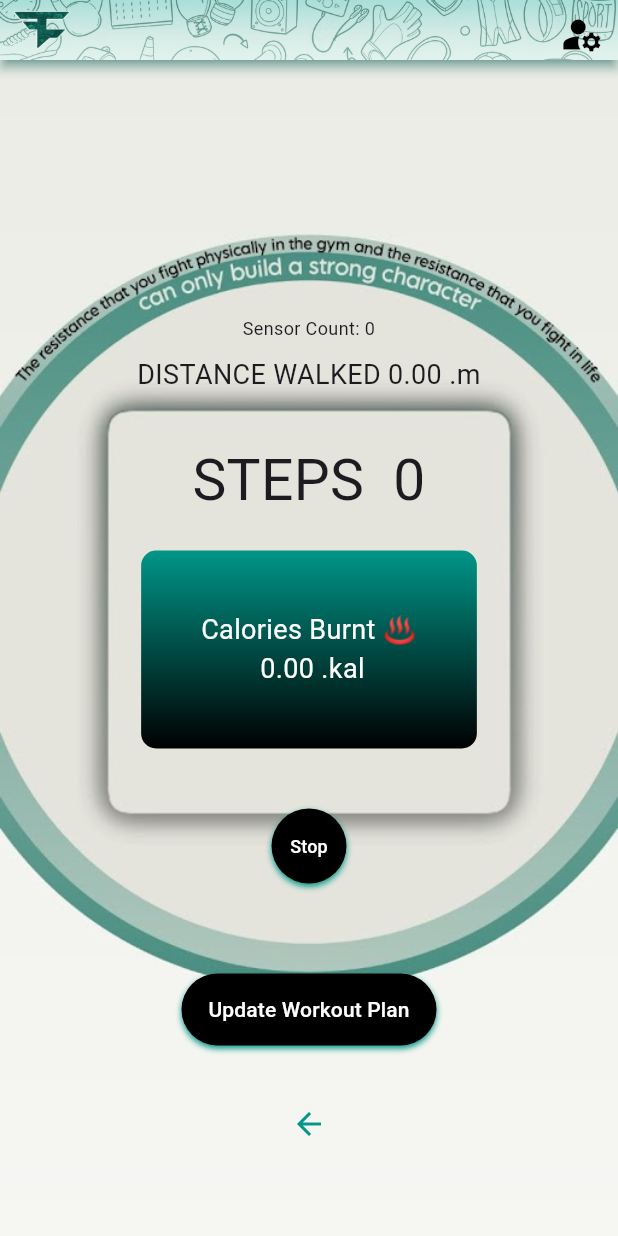
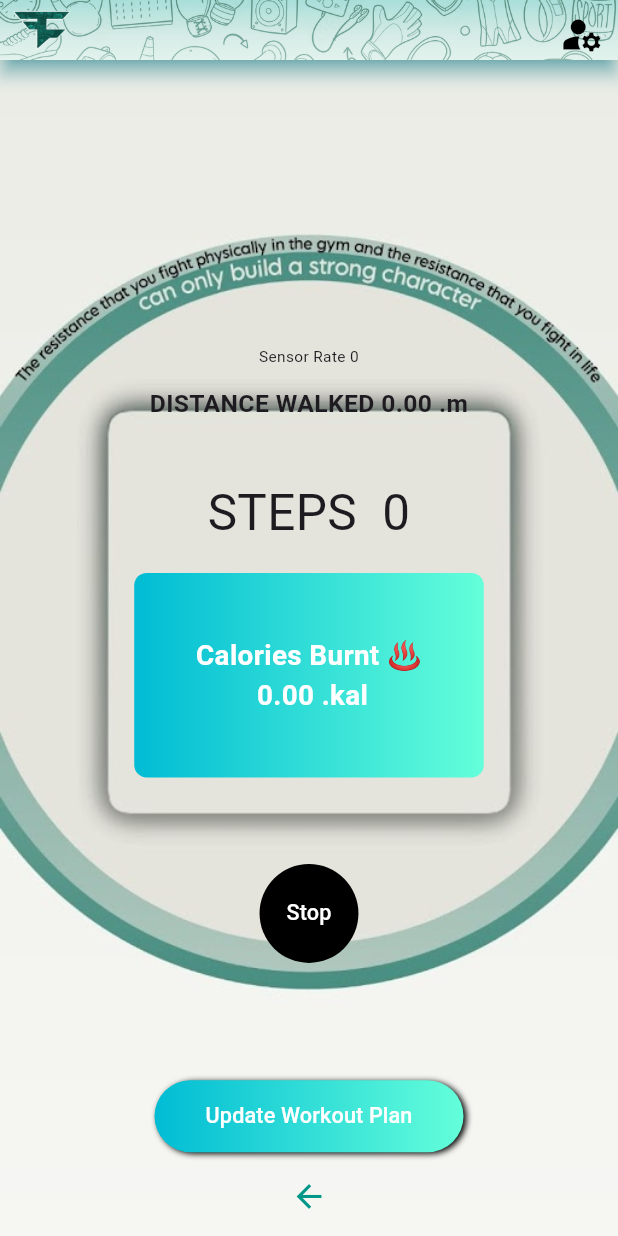
Before and after one commit to SDGP-93/FitFlow, a Flutter app: the StepCountPage screen opened directly, on a phone screen of 412 x 824 dp. Run offline on Flutter 3.47's test engine with Material 3 defaults, Android fonts, the phone set to English and light mode, and no system bars; our stand-ins replace cloud_firestore, firebase_auth, firebase_core, fl_chart, geolocator, sensors; accounts and stored records are empty.

Commit message:
bugs resolved

```diff
--- a/lib/Screens/common_navbar.dart
+++ b/lib/Screens/common_navbar.dart
@@ -26,8 +26,8 @@ class CommonNavBar extends StatelessWidget implements PreferredSizeWidget {
         backgroundColor: Colors.transparent,
         appBar: AppBar(
           backgroundColor: Colors.teal.withOpacity(0.5),
-          elevation: 3,
-          shadowColor: Colors.teal,
+          elevation: 5,
+          shadowColor: Colors.cyan,
           toolbarHeight: 40,
           leading: Padding(
             padding: const EdgeInsets.all(0.0),
--- a/lib/Screens/stepsCounter.dart
+++ b/lib/Screens/stepsCounter.dart
@@ -25,13 +25,12 @@ class _StepCountPageState extends State<StepCountPage> {
   bool _isListening = false;
   StreamSubscription<AccelerometerEvent>? _accelerometerSubscription;
   List<double> _accelerometerValues = [0, 0, 0];
+  double _screenWidth = 0.0;
 
   @override
   void initState() {
     super.initState();
-    // Load stored data from Firestore
     _loadStoredData();
-    // Start listening for accelerometer and GPS data
     _startListening();
   }
 
@@ -57,7 +56,6 @@ class _StepCountPageState extends State<StepCountPage> {
       }
     }
   }
-
 
   void _startListening() {
     _accelerometerSubscription = accelerometerEvents.listen((AccelerometerEvent event) {
@@ -97,7 +95,6 @@ class _StepCountPageState extends State<StepCountPage> {
       desiredAccuracy: LocationAccuracy.best,
       distanceFilter: 10, // meters
     ).listen((Position position) {
-      // You can calculate distance travelled here
       setState(() {
         _distanceTravelled = _distanceTravelled + position.speed! * 0.277778 * 10; // Speed * time interval (1 sec) * 10
       });
@@ -109,7 +106,6 @@ class _StepCountPageState extends State<StepCountPage> {
   }
 
   void _updateFirestore() {
-    // Update Firestore collection with user's data
     FirebaseFirestore.instance.collection('StepCount').doc(FirebaseAuth.instance.currentUser!.uid).set({
       'sensorCount': _stepCount,
       'distanceTravelled': _distanceTravelled,
@@ -120,6 +116,8 @@ class _StepCountPageState extends State<StepCountPage> {
 
   @override
   Widget build(BuildContext context) {
+    _screenWidth = MediaQuery.of(context).size.width;
+
     return Scaffold(
       resizeToAvoidBottomInset: false,
       extendBodyBehindAppBar: true,
@@ -132,76 +130,69 @@ class _StepCountPageState extends State<StepCountPage> {
           ),
         ),
         child: Padding(
-          padding: EdgeInsets.only(top: 210),
+          padding: EdgeInsets.only(top: 230),
           child: Center(
             child: Column(
               mainAxisAlignment: MainAxisAlignment.start,
               children: <Widget>[
                 Text(
-                  'Sensor Count: $_stepCount',
-                  style: TextStyle(fontSize: 12), // Small text
-                  textAlign: TextAlign.center, // Align center
+                  'Sensor Rate $_stepCount',
+                  style: TextStyle(fontSize: _screenWidth * 0.025), // Adjust text size based on screen width
+                  textAlign: TextAlign.center,
                 ),
-                SizedBox(height: 0),
+                SizedBox(height: _screenWidth * 0.01),
                 Container(
-                  padding: EdgeInsets.all(10),
+                  padding: EdgeInsets.all(_screenWidth * 0.02),
                   decoration: BoxDecoration(
-                    borderRadius: BorderRadius.circular(30),
+                    borderRadius: BorderRadius.circular(_screenWidth * 0.1),
                   ),
                   child: Text(
                     'DISTANCE WALKED ${_distanceTravelled.toStringAsFixed(2)} .m',
-                    style: TextStyle(fontSize: 18),
-                    textAlign: TextAlign.center, // Align center
+                    style: TextStyle(fontSize: _screenWidth * 0.040, fontWeight: FontWeight.bold),
+                    textAlign: TextAlign.center,
                   ),
                 ),
-                SizedBox(height: 20),
+                SizedBox(height: _screenWidth * 0.07),
                 Text(
                   'STEPS  ${calculateSteps(_distanceTravelled)}',
-                  style: TextStyle(fontSize: 38), // Big text
-                  textAlign: TextAlign.center, // Align center
+                  style: TextStyle(fontSize: _screenWidth * 0.08),
+                  textAlign: TextAlign.center,
                 ),
-                SizedBox(height: 20),
+                SizedBox(height: _screenWidth * 0.04),
                 Container(
-                  padding: EdgeInsets.all(40),
+                  padding: EdgeInsets.all(_screenWidth * 0.1),
                   decoration: BoxDecoration(
-                    borderRadius: BorderRadius.circular(10),
+                    borderRadius: BorderRadius.circular(_screenWidth * 0.02),
                     gradient: LinearGradient(
-                      colors: [Colors.teal, Colors.black],
-                      begin: Alignment.topLeft,
-                      end: Alignment.bottomLeft,
+                      colors: [Colors.cyan, Colors.tealAccent],
+                      begin: Alignment.bottomLeft,
+                      end: Alignment.bottomRight,
                     ),
                   ),
                   child: Text(
                     'Calories Burnt ♨️\n ${calculateCaloriesBurnt(calculateSteps(_distanceTravelled), _distanceTravelled).toStringAsFixed(2)} .kal',
-                    style: TextStyle(fontSize: 18,color: Colors.white),
-                    textAlign: TextAlign.center, // Align center
+                    style: TextStyle(fontSize: _screenWidth * 0.045, color: Colors.white, fontWeight: FontWeight.bold),
+                    textAlign: TextAlign.center,
                   ),
                 ),
-                SizedBox(height: 40),
+                SizedBox(height: _screenWidth * 0.14),
                 Container(
-                  width: 50,
-                  height: 50, // Ensure width and height are equal
+                  width: _screenWidth * 0.16,
+                  height: _screenWidth * 0.16,
                   decoration: BoxDecoration(
-                    borderRadius: BorderRadius.circular(85), // Half of the width/height
+                    borderRadius: BorderRadius.circular(_screenWidth * 0.17), // Make it a circle
                     gradient: LinearGradient(
                       colors: [Colors.black, Colors.black],
                       begin: Alignment.topLeft,
                       end: Alignment.bottomLeft,
                     ),
-                    boxShadow: [
-                      BoxShadow(
-                        color: Colors.teal,
-                        offset: Offset(0, 2),
-                        blurRadius: 3,
-                      ),
-                    ],
                   ),
                   child: ElevatedButton(
                     onPressed: _isListening ? _stopListening : _startListening,
                     style: ElevatedButton.styleFrom(
-                      padding: EdgeInsets.all(10),
+                      padding: EdgeInsets.all(_screenWidth * 0.03),
                       shape: RoundedRectangleBorder(
-                        borderRadius: BorderRadius.circular(85), // Half of the width/height
+                        borderRadius: BorderRadius.circular(_screenWidth * 0.17), // Make it a circle
                       ),
                       elevation: 0,
                       backgroundColor: Colors.transparent,
@@ -209,24 +200,24 @@ class _StepCountPageState extends State<StepCountPage> {
                     ),
                     child: Text(
                       _isListening ? 'Stop' : 'Start',
-                      style: TextStyle(fontSize: 12, color: Colors.white),
+                      style: TextStyle(fontSize: _screenWidth * 0.035, color: Colors.white),
                     ),
                   ),
                 ),
-                SizedBox(height: 60),
+                SizedBox(height: _screenWidth * 0.19),
                 Container(
-                  width: 170,
+                  width: _screenWidth * 0.5,
                   decoration: BoxDecoration(
-                    borderRadius: BorderRadius.circular(30.0),
+                    borderRadius: BorderRadius.circular(_screenWidth * 0.09),
                     gradient: LinearGradient(
-                      colors: [Colors.black, Colors.black],
-                      begin: Alignment.centerLeft,
-                      end: Alignment.centerRight,
+                      colors: [Colors.cyan, Colors.tealAccent],
+                      begin: Alignment.bottomLeft,
+                      end: Alignment.bottomRight,
                     ),
                     boxShadow: [
                       BoxShadow(
-                        color: Colors.teal,
-                        offset: Offset(0, 2),
+                        color: Colors.black,
+                        offset: Offset(2, 1),
                         blurRadius: 3,
                       ),
                     ],
@@ -234,32 +225,32 @@ class _StepCountPageState extends State<StepCountPage> {
                   child: ElevatedButton(
                     onPressed: _updateFirestore,
                     style: ElevatedButton.styleFrom(
-                      padding: EdgeInsets.all(10),
+                      padding: EdgeInsets.all(_screenWidth * 0.02),
                       shape: RoundedRectangleBorder(
-                        borderRadius: BorderRadius.circular(10.0),
+                        borderRadius: BorderRadius.circular(_screenWidth * 0.1),
                       ),
                       elevation: 0,
                       backgroundColor: Colors.transparent,
-                      foregroundColor: Colors.transparent,
+                      foregroundColor: Colors.white,
                     ),
                     child: Text(
                       'Update Workout Plan',
-                      style: TextStyle(fontSize: 14, color: Colors.white),
+                      style: TextStyle(fontSize: _screenWidth * 0.035, color: Colors.white),
                     ),
                   ),
                 ),
-                SizedBox(height: 40), // Add spacing below the button
+                SizedBox(height: _screenWidth * 0.04), // Add spacing below the button
                 GestureDetector(
                   onTap: () {
                     Navigator.pushReplacement(
                       context,
-                      MaterialPageRoute(builder: (context) => homePage()), // Navigate to startup page
+                      MaterialPageRoute(builder: (context) => homePage()),
                     );
                   },
                   child: Icon(
                     Icons.arrow_back, // Use any icon you prefer
                     color: Colors.teal,
-                    size: 24,
+                    size: _screenWidth * 0.06,
                   ),
                 ),
               ],
```
Also changed, not shown: lib/Screens/TDEE_Test.dart (+41 -5 lines), lib/Screens/WorkoutPlanTest.dart (+22 -2 lines), lib/Screens/about_us.dart (+8 -2 lines), lib/Screens/home.dart (+9 -11 lines).
